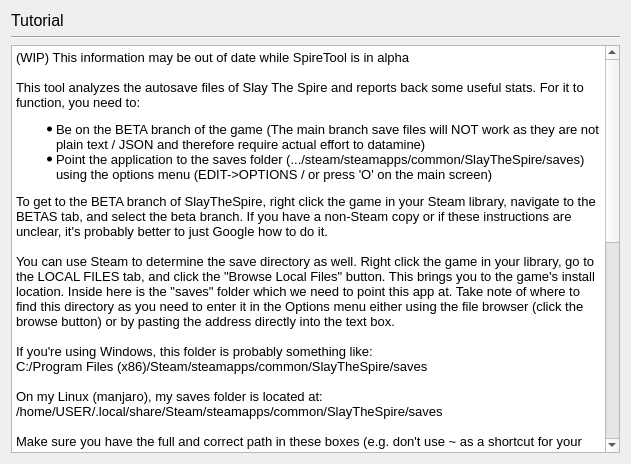
Qt form src/ui/tutorial.ui (casey-c/spiretool) before a commit.
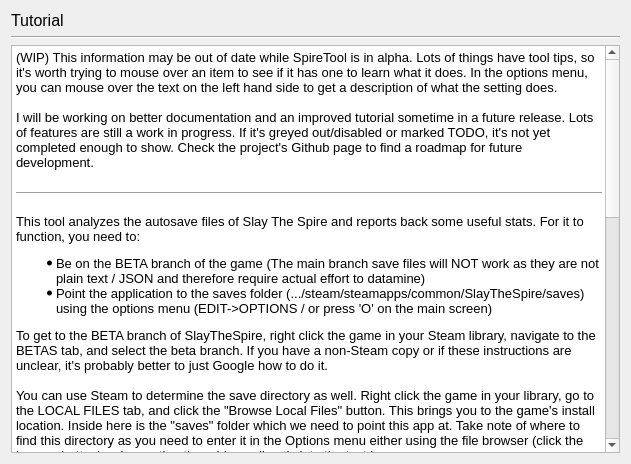
The same form after that commit. Icons and pictures are not drawn.

What changed in the file:
```diff
--- a/src/ui/tutorial.ui
+++ b/src/ui/tutorial.ui
@@ -58,7 +58,11 @@
 &lt;html&gt;&lt;head&gt;&lt;meta name=&quot;qrichtext&quot; content=&quot;1&quot; /&gt;&lt;style type=&quot;text/css&quot;&gt;
 p, li { white-space: pre-wrap; }
 &lt;/style&gt;&lt;/head&gt;&lt;body style=&quot; font-family:'Cantarell'; font-size:10pt; font-weight:400; font-style:normal;&quot;&gt;
-&lt;p style=&quot; margin-top:0px; margin-bottom:0px; margin-left:0px; margin-right:0px; -qt-block-indent:0; text-indent:0px;&quot;&gt;(WIP) This information may be out of date while SpireTool is in alpha&lt;/p&gt;
+&lt;p style=&quot; margin-top:0px; margin-bottom:0px; margin-left:0px; margin-right:0px; -qt-block-indent:0; text-indent:0px;&quot;&gt;(WIP) This information may be out of date while SpireTool is in alpha. Lots of things have tool tips, so it's worth trying to mouse over an item to see if it has one to learn what it does. In the options menu, you can mouse over the text on the left hand side to get a description of what the setting does.&lt;/p&gt;
+&lt;p style=&quot;-qt-paragraph-type:empty; margin-top:0px; margin-bottom:0px; margin-left:0px; margin-right:0px; -qt-block-indent:0; text-indent:0px;&quot;&gt;&lt;br /&gt;&lt;/p&gt;
+&lt;p style=&quot; margin-top:0px; margin-bottom:0px; margin-left:0px; margin-right:0px; -qt-block-indent:0; text-indent:0px;&quot;&gt;I will be working on better documentation and an improved tutorial sometime in a future release. Lots of features are still a work in progress. If it's greyed out/disabled or marked TODO, it's not yet completed enough to show. Check the project's Github page to find a roadmap for future development.&lt;/p&gt;
+&lt;p style=&quot;-qt-paragraph-type:empty; margin-top:0px; margin-bottom:0px; margin-left:0px; margin-right:0px; -qt-block-indent:0; text-indent:0px;&quot;&gt;&lt;br /&gt;&lt;/p&gt;
+&lt;hr /&gt;
 &lt;p style=&quot;-qt-paragraph-type:empty; margin-top:0px; margin-bottom:0px; margin-left:0px; margin-right:0px; -qt-block-indent:0; text-indent:0px;&quot;&gt;&lt;br /&gt;&lt;/p&gt;
 &lt;p style=&quot; margin-top:0px; margin-bottom:0px; margin-left:0px; margin-right:0px; -qt-block-indent:0; text-indent:0px;&quot;&gt;This tool analyzes the autosave files of Slay The Spire and reports back some useful stats. For it to function, you need to:&lt;/p&gt;
 &lt;ul style=&quot;margin-top: 0px; margin-bottom: 0px; margin-left: 0px; margin-right: 0px; -qt-list-indent: 1;&quot;&gt;&lt;li style=&quot;&quot; style=&quot; margin-top:12px; margin-bottom:0px; margin-left:0px; margin-right:0px; -qt-block-indent:0; text-indent:0px;&quot;&gt;Be on the BETA branch of the game (The main branch save files will NOT work as they are not plain text / JSON and therefore require actual effort to datamine)&lt;/li&gt;
```
